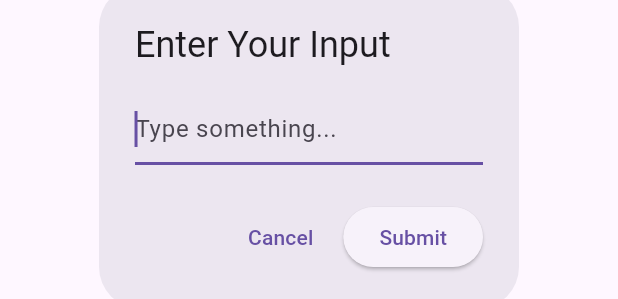
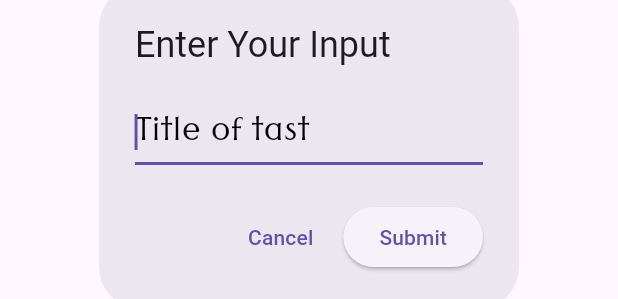
Before and after one commit to 1Shibam/todo_app, a Flutter app: the CreateTaskDetailsWidget widget shown alone on an empty page, opened directly, on a phone screen of 412 x 824 dp. Shown: the part 471-770 px from the top of the screen. Run offline on Flutter 3.47's test engine with Material 3 defaults, Android fonts, the phone set to English and light mode, and no system bars; our stand-ins replace equatable, flutter_riverpod, shared_preferences; accounts and stored records are empty; network calls fail.

Commit message:
added custom Text field widget

```diff
--- a/lib/widgets/app widgets/create_task_details_widget.dart
+++ b/lib/widgets/app widgets/create_task_details_widget.dart
@@ -1,6 +1,7 @@
 import 'package:flutter/material.dart';
 import 'package:todo_app/models/data%20moodels/task_data_model.dart';
 import 'package:todo_app/providers/provider_exports.dart';
+import 'package:todo_app/widgets/app%20widgets/app_text_styles.dart';
 
 class CreateTaskDetailsWidget extends ConsumerWidget {
   const CreateTaskDetailsWidget({super.key});
@@ -13,18 +14,17 @@ class CreateTaskDetailsWidget extends ConsumerWidget {
       title: const Text('Enter Your Input'),
       content: TextField(
         onSubmitted: (value) {
-
           //same functionality as the sumit button
           ref.read(firstTextController.notifier).state = taskNameController;
           final newTask = TaskDataModel(title: taskNameController.text);
           ref.read(taskListProvider.notifier).addTask(newTask);
-
           Navigator.pop(context);
         },
         autofocus: true,
         controller: taskNameController,
-        decoration: const InputDecoration(
-          hintText: 'Type something...',
+        decoration:  InputDecoration(
+          hintText: 'Title of tast',
+          hintStyle: AppTextStyles.normal()
         ),
       ),
       actions: [
```
Also changed, not shown: lib/widgets/app widgets/custom_app_text_field.dart (added, +46 -0 lines).
